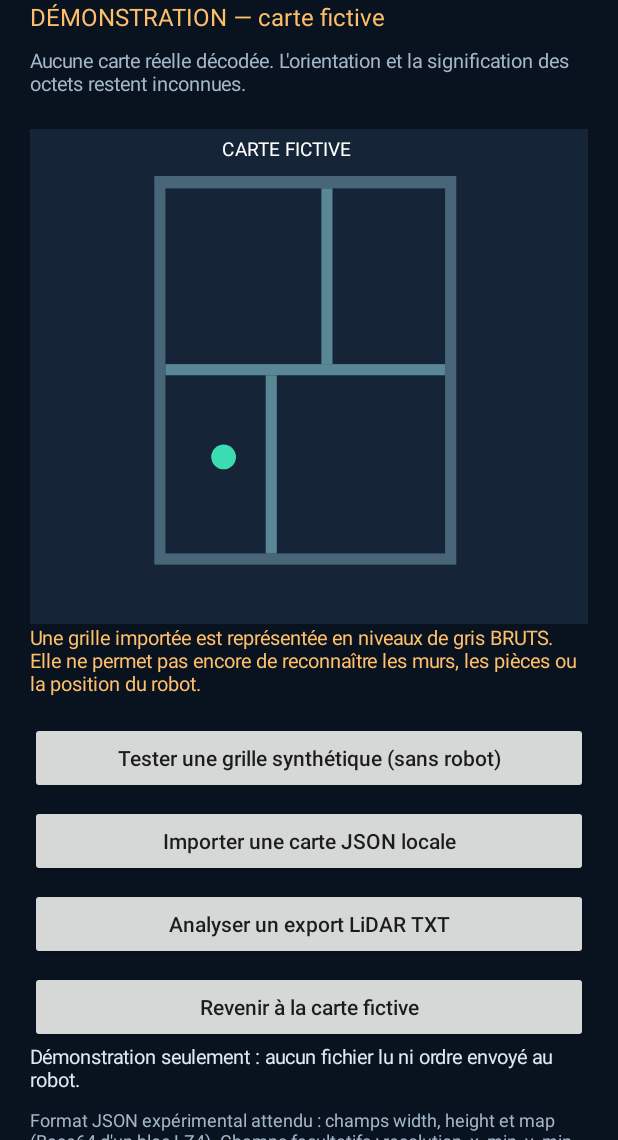
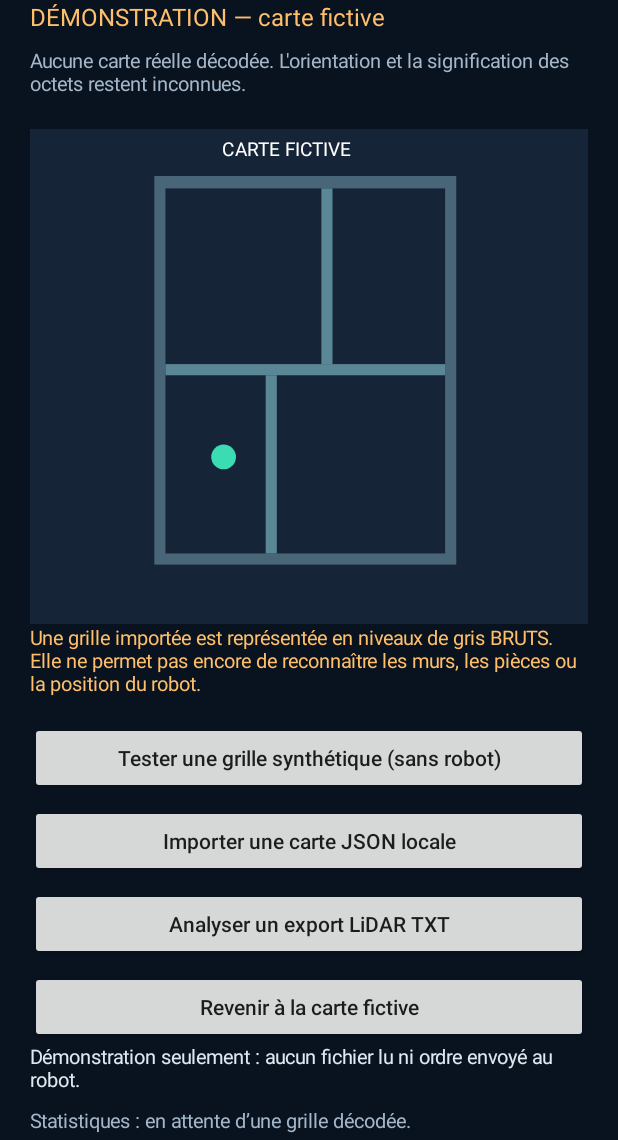
Before and after one commit to glard55j-ai/venniibot, an Android app: the MapActivity screen opened directly, with no data from a screen before it, after a tap on "Revenir à la carte fictive", on a phone screen of 412 x 824 dp, the part 96-1236 px from its top. Run offline under Robolectric (Android 15) with nearby library versions, the phone set to English and light mode, and no system bars; 2 other taps on this screen came first.

Commit message:
Display raw map byte histogram in experimental offline cartography viewer

```diff
--- a/app/src/main/java/com/veniilocal/MapActivity.java
+++ b/app/src/main/java/com/veniilocal/MapActivity.java
@@ -36,7 +36,7 @@ public final class MapActivity extends Activity {
     private static final int MAX_IMPORT_BYTES = 6 * 1024 * 1024;
     private final ExecutorService io = Executors.newSingleThreadExecutor();
     private volatile boolean destroyed;
-    private TextView importResult, heading, metadata;
+    private TextView importResult, heading, metadata, statistics;
     private Button importTxtButton, importMapButton;
     private MapPreviewView mapView;
 
@@ -74,6 +74,7 @@ public final class MapActivity extends Activity {
         reset.setOnClickListener(v -> showDemo());
 
         importResult = title(root, "Aucun fichier analysé. Lecture locale uniquement, sans téléchargement ni transfert.", 13, TEXT);
+        statistics = title(root, "Statistiques : en attente d’une grille décodée.", 13, MUTED);
         title(root, "Format JSON expérimental attendu : champs width, height et map (Base64 d'un bloc LZ4). Champs facultatifs : resolution, x_min, y_min. Aucun fichier n'est enregistré dans l'application.", 12, MUTED);
         title(root, "Confidentialité : une vraie carte peut révéler le plan du domicile. N'exporte ou ne partage ces fichiers que volontairement.", 12, WARNING);
 
@@ -139,6 +140,7 @@ public final class MapActivity extends Activity {
                         throw new IllegalArgumentException("Champ map (Base64) manquant");
                     byte[] cells = MapGridDecoder.decodeBase64Lz4((String)mapValue, width, height);
                     MapGridRasterizer.Preview preview = MapGridRasterizer.rasterize(cells, width, height, 600);
+                    String analysis = MapGridStatistics.summarize(cells, 8);
                     String info = width + " × " + height + " cellules ; aperçu "
                             + preview.width + " × " + preview.height + "."
                             + optionalNumber(obj, "resolution")
@@ -147,6 +149,7 @@ public final class MapActivity extends Activity {
                     runOnUiThread(() -> {
                         if (destroyed) return;
                         mapView.setPreview(preview);
+                        statistics.setText(analysis);
                         heading.setText("OCTETS IMPORTÉS — pas une carte interprétée");
                         metadata.setText(info);
                         importResult.setText("Décodage Base64/LZ4 terminé localement. Valeurs des cellules affichées en gris brut (0 = noir, 255 = blanc). Le sens de ces valeurs et l'orientation sont inconnus.");
@@ -208,6 +211,7 @@ public final class MapActivity extends Activity {
         heading.setText("DÉMONSTRATION — carte fictive");
         metadata.setText("Aucune carte réelle décodée. L'orientation et la signification des octets restent inconnues.");
         importResult.setText("Démonstration seulement : aucun fichier lu ni ordre envoyé au robot.");
+        statistics.setText("Statistiques : en attente d’une grille décodée.");
     }
 
     private void showSyntheticExample() {
@@ -229,6 +233,7 @@ public final class MapActivity extends Activity {
         mapView.setPreview(preview);
         heading.setText("EXEMPLE SYNTHÉTIQUE — aucun robot");
         metadata.setText("16 × 12 octets artificiels ; aperçu des nuances de gris, sans murs ni pièces.");
+        statistics.setText(MapGridStatistics.summarize(decoded, 8));
         importResult.setText("Test du décodage Base64/LZ4 exécuté sur des données inventées. Ce n'est PAS la carte de ton domicile.");
     }
 
```
